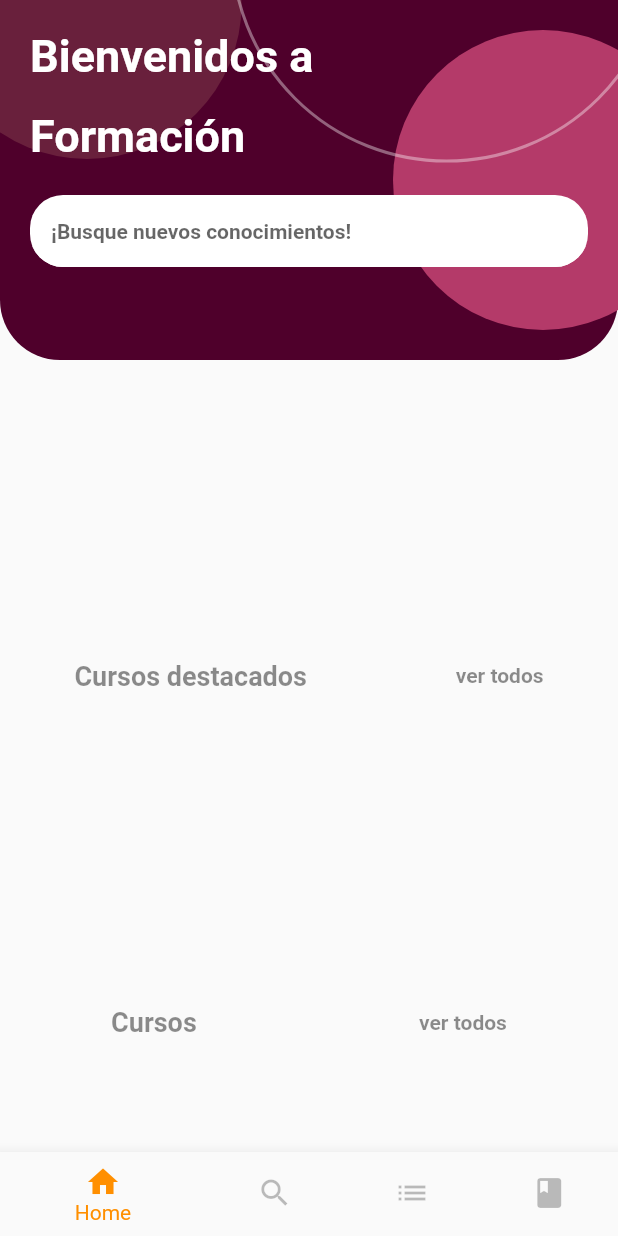
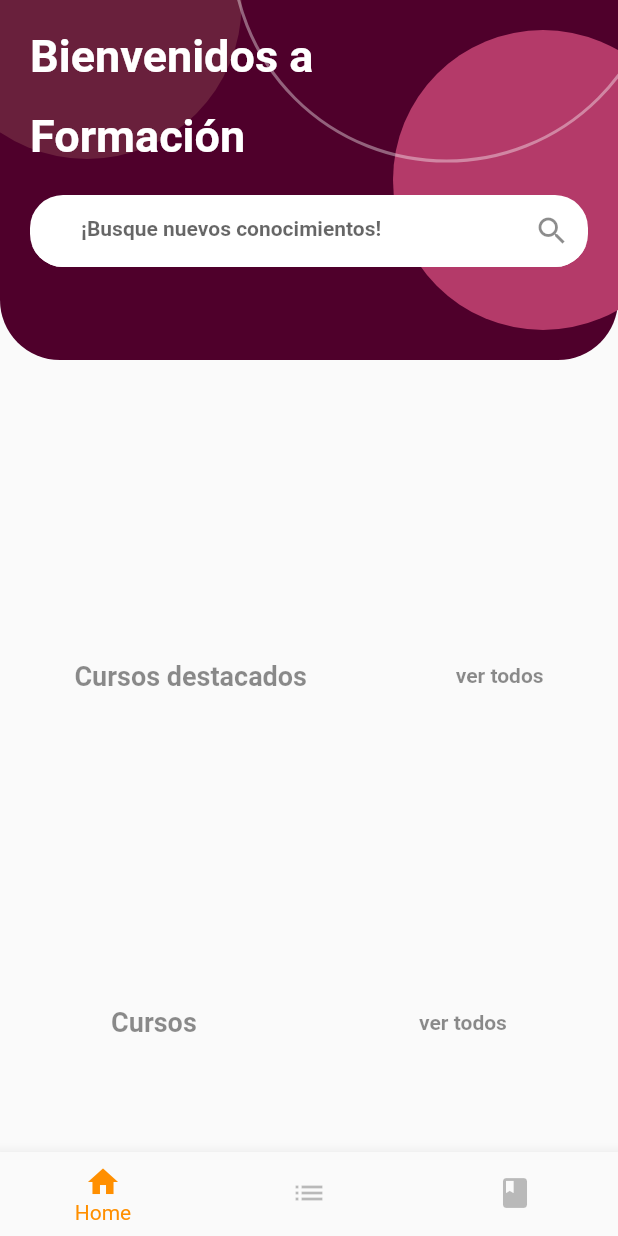
Before and after one commit to ErickMurillo/escuela_ampb, a Flutter app: the screen it shows after launch, on a phone screen of 412 x 824 dp. Run offline on Flutter 3.47's test engine with Material 2 defaults, Android fonts, the phone set to English and light mode, and no system bars; drawn by our look-alikes of carousel_slider; our stand-ins replace cached_network_image, connectivity, dio, flutter_html, sqflite; accounts and stored records are empty; network calls fail.

Commit message:
fix many errors

```diff
--- a/lib/src/pages/first_page.dart
+++ b/lib/src/pages/first_page.dart
@@ -102,7 +102,9 @@ class _FirstPageState extends State<FirstPage> {
                   mainAxisAlignment: MainAxisAlignment.spaceAround,
                   children: [
                     Text("Cursos destacados",style: titleOptionStyle),
-                    Text("ver todos",style: subtitleOptionStyle),
+                    GestureDetector(
+                      child: Text("ver todos",style: subtitleOptionStyle),
+                      onTap: () => Navigator.pushNamed(context, "lista_cursos"),),
                   ],
                 )),
               _cursosDestacados(),
@@ -112,7 +114,9 @@ class _FirstPageState extends State<FirstPage> {
                   mainAxisAlignment: MainAxisAlignment.spaceAround,
                   children: [
                     Text("Cursos",style: titleOptionStyle),
-                    Text("ver todos",style: subtitleOptionStyle),
+                    GestureDetector(
+                      child: Text("ver todos",style: subtitleOptionStyle),
+                      onTap: () => Navigator.pushNamed(context, "lista_cursos"),),
                   ],
                 )),
                 _cursosTotales()
@@ -129,34 +133,32 @@ class _FirstPageState extends State<FirstPage> {
               icon: Icon(Icons.home),
               label: 'Home',
             ),
-            BottomNavigationBarItem(
-              icon: Icon(Icons.search),
-              label: 'Buscar',
-            ),
+            // BottomNavigationBarItem(
+            //   icon: Icon(Icons.search),
+            //   label: 'Buscar',
+            // ),
             BottomNavigationBarItem(
               icon: Icon(Icons.list),
               label: 'Lista',
             ),
             BottomNavigationBarItem(
               icon: Icon(Icons.book),
-              label: 'Libros',
+              label: 'Notas',
             ),
           ],
           currentIndex: _selectedIndex,
           unselectedItemColor: Colors.black26,
           selectedItemColor: Colors.amber[800],
+          showUnselectedLabels: false,
           onTap:(_selectedIndex){
             switch(_selectedIndex){
               case 0:
                 Navigator.pushNamed(context, "/");
                 break;
               case 1:
-                Navigator.pushNamed(context, "buscador");
-                break;
-              case 2:
                 Navigator.pushNamed(context, "lista_cursos");
                 break;
-               case 3:
+               case 2:
                 Navigator.pushNamed(context, "notas");
                 break;
             }
@@ -207,11 +209,12 @@ class _FirstPageState extends State<FirstPage> {
                 autofocus: false,
                 style: TextStyle(fontSize: 14.0, color: Colors.black87, fontWeight: FontWeight.bold),
                 decoration: InputDecoration(
+                  suffixIcon: Icon(Icons.search),
                   filled: true,
                   fillColor: Colors.white,
                   hintText: '¡Busque nuevos conocimientos!',
                   contentPadding:
-                      const EdgeInsets.only(left: 14.0, bottom: 8.0, top: 8.0),
+                      const EdgeInsets.only(left: 34.0, bottom: 8.0, top: 14.0),
                   focusedBorder: OutlineInputBorder(
                     borderSide: BorderSide(color: Colors.white),
                     borderRadius: BorderRadius.circular(22),
--- a/lib/src/providers/contenido_provider.dart
+++ b/lib/src/providers/contenido_provider.dart
@@ -12,6 +12,7 @@ class ContenidoProvider{
 
     Future<List<Contenido>> getContenidos(int id) async {
         var url = baseUrl + "/aprende/api/contenidos/filtro/$id";
+
         Response response = await Dio(BaseOptions(
             connectTimeout: 5000,
             receiveTimeout: 100000,
@@ -26,5 +27,7 @@ class ContenidoProvider{
             DBProvider.db.insertContenido(Contenido.fromJson(contenido));
         }).toList();
 
+
+
     }
 }
--- a/lib/src/providers/modulo_provider.dart
+++ b/lib/src/providers/modulo_provider.dart
@@ -14,6 +14,7 @@ class ModuloProvider{
 
     Future<List<Modulo>> getModulos() async {
         var url = baseUrl + "/aprende/api/modulos/";
+
         Response response = await Dio(BaseOptions(
             connectTimeout: 5000,
             receiveTimeout: 100000,
@@ -23,11 +24,11 @@ class ModuloProvider{
         final data = response;
         final decode = json.decode(data.data);
 
-
-
         return (decode as List).map((modulo) {
             //print('Inserting $modulo');
             DBProvider.db.insertModulo(Modulo.fromJson(modulo));
         }).toList();
+
+
     }
 }
--- a/lib/src/providers/reflexion_provider.dart
+++ b/lib/src/providers/reflexion_provider.dart
@@ -11,6 +11,7 @@ class ReflexionProvider{
 
     Future<List<Reflexion>> getReflexiones() async {
         var url = baseUrl + "/aprende/api/reflexion/";
+
         Response response = await Dio(BaseOptions(
             connectTimeout: 5000,
             receiveTimeout: 100000,
@@ -24,5 +25,7 @@ class ReflexionProvider{
             //print('Inserting $reflexion');
             DBProvider.db.insertReflexion(Reflexion.fromJson(reflexion));
         }).toList();
+
+
     }
 }
```
Also changed, not shown: lib/src/pages/lista_curso_page.dart (+39 -1 lines), lib/src/pages/notas_page.dart (+42 -4 lines), lib/src/providers/curso_provider.dart (+9 -5 lines), lib/src/widgets/menu_custom.dart (+8 -3 lines).
